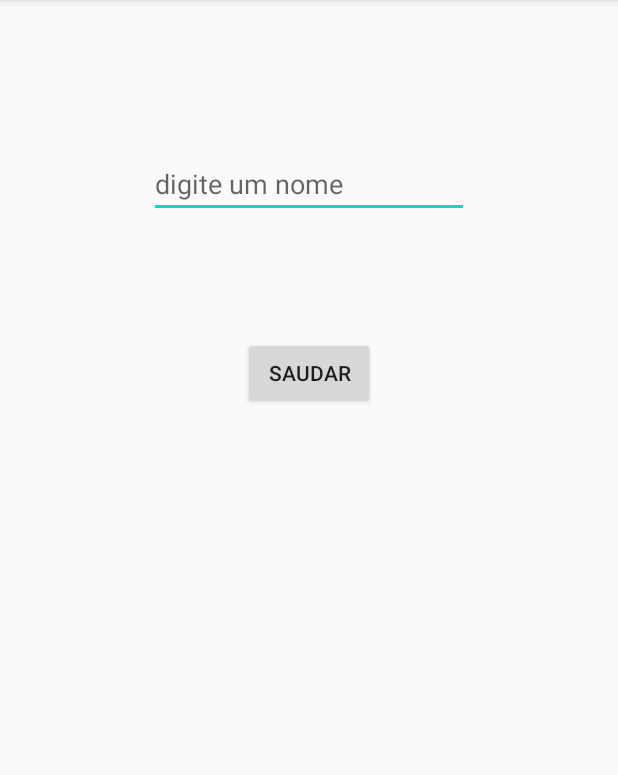
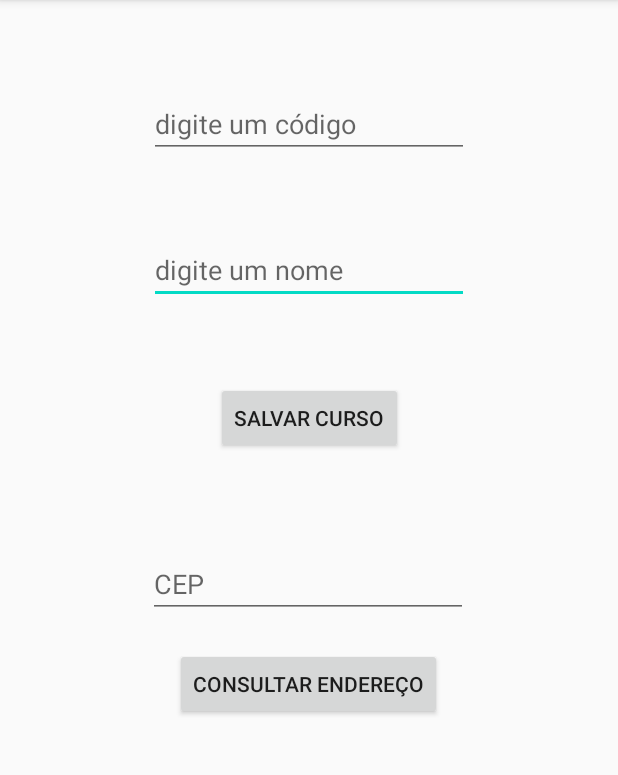
Before and after one commit to jpcasati/WSClientTeste1, an Android app: the screen it shows after launch (MainActivity), on a phone screen of 412 x 824 dp, the part 84-859 px from its top. Run offline under Robolectric (Android 15) with nearby library versions, the phone set to English and light mode, and no system bars.

```diff
--- a/app/src/main/AndroidManifest.xml
+++ b/app/src/main/AndroidManifest.xml
@@ -4,7 +4,6 @@
 
     <uses-permission android:name="android.permission.INTERNET"/>
     <uses-permission android:name="android.permission.ACCESS_NETWORK_STATE"/>
-
 
     <application
         android:allowBackup="true"
--- a/app/src/main/res/layout/activity_main.xml
+++ b/app/src/main/res/layout/activity_main.xml
@@ -10,8 +10,8 @@
         android:id="@+id/btnSaudar"
         android:layout_width="wrap_content"
         android:layout_height="wrap_content"
-        android:layout_marginTop="79dp"
-        android:text="Saudar"
+        android:layout_marginTop="52dp"
+        android:text="Salvar Curso"
         app:layout_constraintEnd_toEndOf="parent"
         app:layout_constraintStart_toStartOf="parent"
         app:layout_constraintTop_toBottomOf="@+id/edtNome" />
@@ -20,11 +20,48 @@
         android:id="@+id/edtNome"
         android:layout_width="wrap_content"
         android:layout_height="wrap_content"
-        android:layout_marginTop="100dp"
+        android:layout_marginTop="52dp"
         android:ems="10"
         android:hint="digite um nome"
         android:inputType="textPersonName"
         app:layout_constraintEnd_toEndOf="parent"
         app:layout_constraintStart_toStartOf="parent"
+        app:layout_constraintTop_toBottomOf="@+id/edtCodigo" />
+
+    <EditText
+        android:id="@+id/edtCodigo"
+        android:layout_width="wrap_content"
+        android:layout_height="wrap_content"
+        android:layout_marginTop="60dp"
+        android:ems="10"
+        android:hint="digite um código"
+        android:inputType="number"
+        app:layout_constraintEnd_toEndOf="parent"
+        app:layout_constraintStart_toStartOf="parent"
         app:layout_constraintTop_toTopOf="parent" />
+
+    <Button
+        android:id="@+id/btnCep"
+        android:layout_width="wrap_content"
+        android:layout_height="wrap_content"
+        android:layout_marginTop="20dp"
+        android:text="Consultar Endereço"
+        app:layout_constraintEnd_toEndOf="parent"
+        app:layout_constraintHorizontal_bias="0.498"
+        app:layout_constraintStart_toStartOf="parent"
+        app:layout_constraintTop_toBottomOf="@+id/edtCep" />
+
+    <EditText
+        android:id="@+id/edtCep"
+        android:layout_width="wrap_content"
+        android:layout_height="wrap_content"
+        android:layout_marginTop="64dp"
+        android:ems="10"
+        android:hint="CEP"
+        android:inputType="textPersonName"
+        app:layout_constraintEnd_toEndOf="parent"
+        app:layout_constraintHorizontal_bias="0.497"
+        app:layout_constraintStart_toStartOf="parent"
+        app:layout_constraintTop_toBottomOf="@+id/btnSaudar" />
+
 </androidx.constraintlayout.widget.ConstraintLayout>
```
Also changed, not shown: app/src/main/java/com/example/wsclientteste1/Aluno.kt (added, +51 -0 lines), app/src/main/java/com/example/wsclientteste1/ClientSaudacao.kt (+80 -4 lines), app/src/main/java/com/example/wsclientteste1/Curso.kt (added, +48 -0 lines), app/src/main/java/com/example/wsclientteste1/MainActivity.kt (+45 -9 lines).
